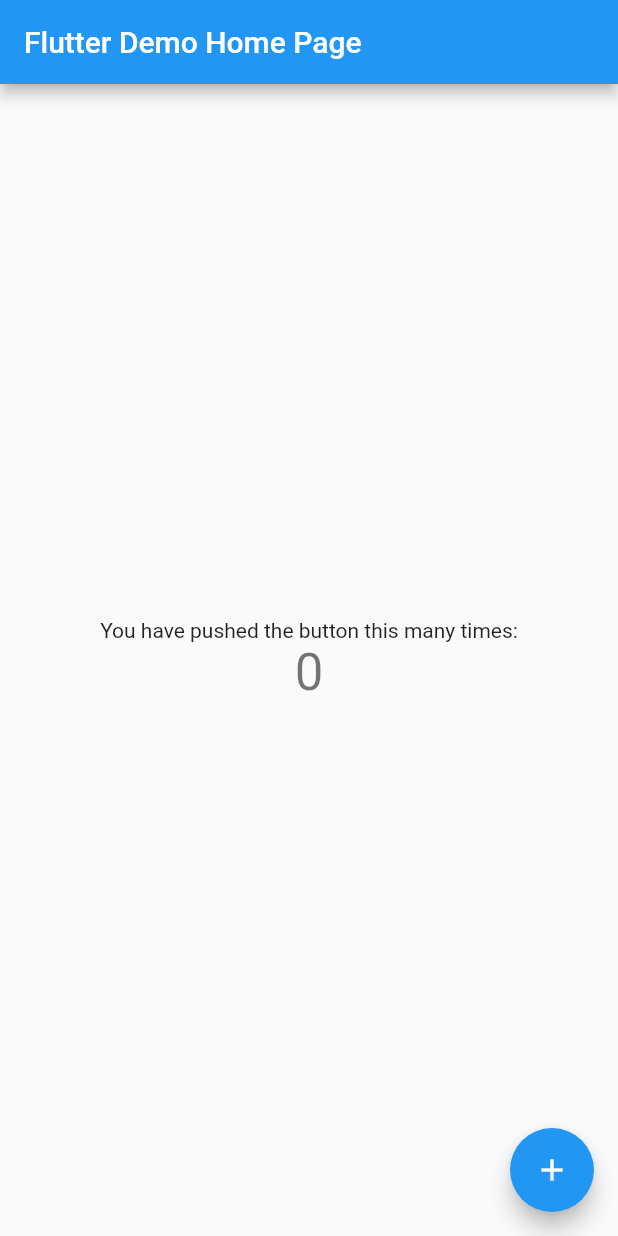
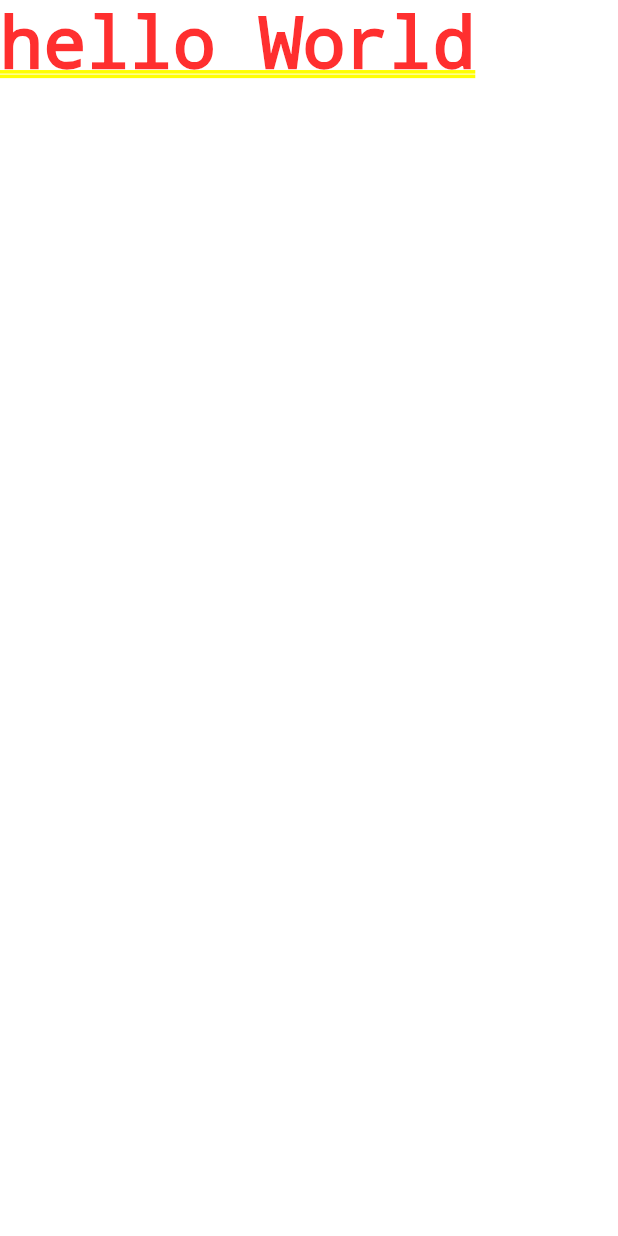
Before and after one commit to shravan1998/flutter-tutorials, a Flutter app: the screen it shows after launch, on a phone screen of 412 x 824 dp. Run offline on Flutter 3.47's test engine with Material 2 defaults, Android fonts, the phone set to English and light mode, and no system bars.

Commit message:
Hello world app created

```diff
--- a/flutter_app/lib/main.dart
+++ b/flutter_app/lib/main.dart
@@ -1,111 +1,5 @@
 import 'package:flutter/material.dart';
 
-void main() => runApp(MyApp());
-
-class MyApp extends StatelessWidget {
-  // This widget is the root of your application.
-  @override
-  Widget build(BuildContext context) {
-    return MaterialApp(
-      title: 'Flutter Demo',
-      theme: ThemeData(
-        // This is the theme of your application.
-        //
-        // Try running your application with "flutter run". You'll see the
-        // application has a blue toolbar. Then, without quitting the app, try
-        // changing the primarySwatch below to Colors.green and then invoke
-        // "hot reload" (press "r" in the console where you ran "flutter run",
-        // or simply save your changes to "hot reload" in a Flutter IDE).
-        // Notice that the counter didn't reset back to zero; the application
-        // is not restarted.
-        primarySwatch: Colors.blue,
-      ),
-      home: MyHomePage(title: 'Flutter Demo Home Page'),
-    );
-  }
-}
-
-class MyHomePage extends StatefulWidget {
-  MyHomePage({Key key, this.title}) : super(key: key);
-
-  // This widget is the home page of your application. It is stateful, meaning
-  // that it has a State object (defined below) that contains fields that affect
-  // how it looks.
-
-  // This class is the configuration for the state. It holds the values (in this
-  // case the title) provided by the parent (in this case the App widget) and
-  // used by the build method of the State. Fields in a Widget subclass are
-  // always marked "final".
-
-  final String title;
-
-  @override
-  _MyHomePageState createState() => _MyHomePageState();
-}
-
-class _MyHomePageState extends State<MyHomePage> {
-  int _counter = 0;
-
-  void _incrementCounter() {
-    setState(() {
-      // This call to setState tells the Flutter framework that something has
-      // changed in this State, which causes it to rerun the build method below
-      // so that the display can reflect the updated values. If we changed
-      // _counter without calling setState(), then the build method would not be
-      // called again, and so nothing would appear to happen.
-      _counter++;
-    });
-  }
-
-  @override
-  Widget build(BuildContext context) {
-    // This method is rerun every time setState is called, for instance as done
-    // by the _incrementCounter method above.
-    //
-    // The Flutter framework has been optimized to make rerunning build methods
-    // fast, so that you can just rebuild anything that needs updating rather
-    // than having to individually change instances of widgets.
-    return Scaffold(
-      appBar: AppBar(
-        // Here we take the value from the MyHomePage object that was created by
-        // the App.build method, and use it to set our appbar title.
-        title: Text(widget.title),
-      ),
-      body: Center(
-        // Center is a layout widget. It takes a single child and positions it
-        // in the middle of the parent.
-        child: Column(
-          // Column is also a layout widget. It takes a list of children and
-          // arranges them vertically. By default, it sizes itself to fit its
-          // children horizontally, and tries to be as tall as its parent.
-          //
-          // Invoke "debug painting" (press "p" in the console, choose the
-          // "Toggle Debug Paint" action from the Flutter Inspector in Android
-          // Studio, or the "Toggle Debug Paint" command in Visual Studio Code)
-          // to see the wireframe for each widget.
-          //
-          // Column has various properties to control how it sizes itself and
-          // how it positions its children. Here we use mainAxisAlignment to
-          // center the children vertically; the main axis here is the vertical
-          // axis because Columns are vertical (the cross axis would be
-          // horizontal).
-          mainAxisAlignment: MainAxisAlignment.center,
-          children: <Widget>[
-            Text(
-              'You have pushed the button this many times:',
-            ),
-            Text(
-              '$_counter',
-              style: Theme.of(context).textTheme.display1,
-            ),
-          ],
-        ),
-      ),
-      floatingActionButton: FloatingActionButton(
-        onPressed: _incrementCounter,
-        tooltip: 'Increment',
-        child: Icon(Icons.add),
-      ), // This trailing comma makes auto-formatting nicer for build methods.
-    );
-  }
-}
+void main() => runApp(MaterialApp(
+  home:Text('hello World'),
+));
```
Also changed, not shown: 1 other file.
